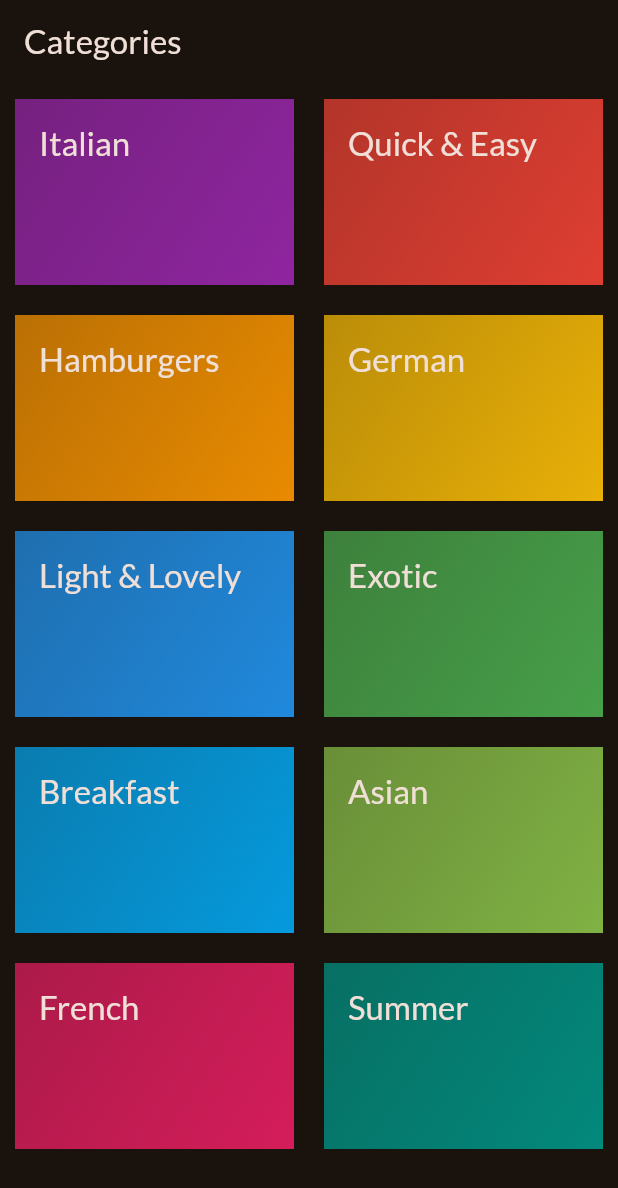
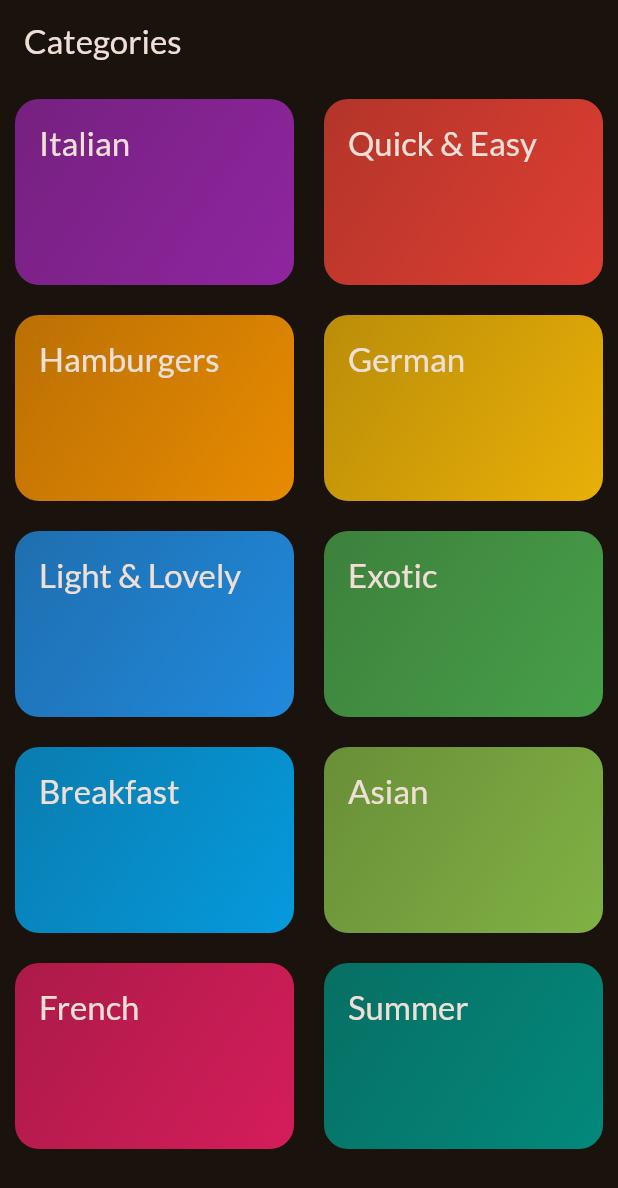
Before and after one commit to davidecarizzoni/meals_app, a Flutter app: the screen it shows after launch, on a phone screen of 412 x 824 dp. Shown: the top 1188 px of the screen. Run offline on Flutter 3.47's test engine with Material 2 defaults, Android fonts, the phone set to English and light mode, and no system bars; our stand-ins replace google_fonts.

```diff
--- a/lib/widgets/category_grid_item.dart
+++ b/lib/widgets/category_grid_item.dart
@@ -11,9 +11,15 @@ class CategoryGridItem extends StatelessWidget {
 
   @override
   Widget build(BuildContext context) {
-    return Container(
+    //inwWell => feedback
+    return InkWell(
+      onTap: () {},
+      splashColor: Theme.of(context).primaryColor,
+      borderRadius: BorderRadius.circular(16),
+      child: Container(
         padding: const EdgeInsets.all(16),
         decoration: BoxDecoration(
+          borderRadius: BorderRadius.circular(16),
           gradient: LinearGradient(
             colors: [
               category.color.withOpacity(0.7),
@@ -29,6 +35,7 @@ class CategoryGridItem extends StatelessWidget {
                 color: Theme.of(context).colorScheme.onBackground,
               ),
         ),
+      ),
     );
   }
 }
```
Lines whose indentation alone changed are shown as unchanged.
